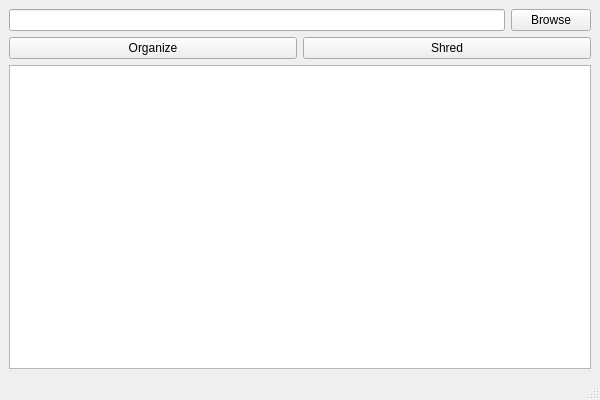
First picture: the form in Clarifile/mainwindow.ui, repository BiLJX/clarifile, before the edit.
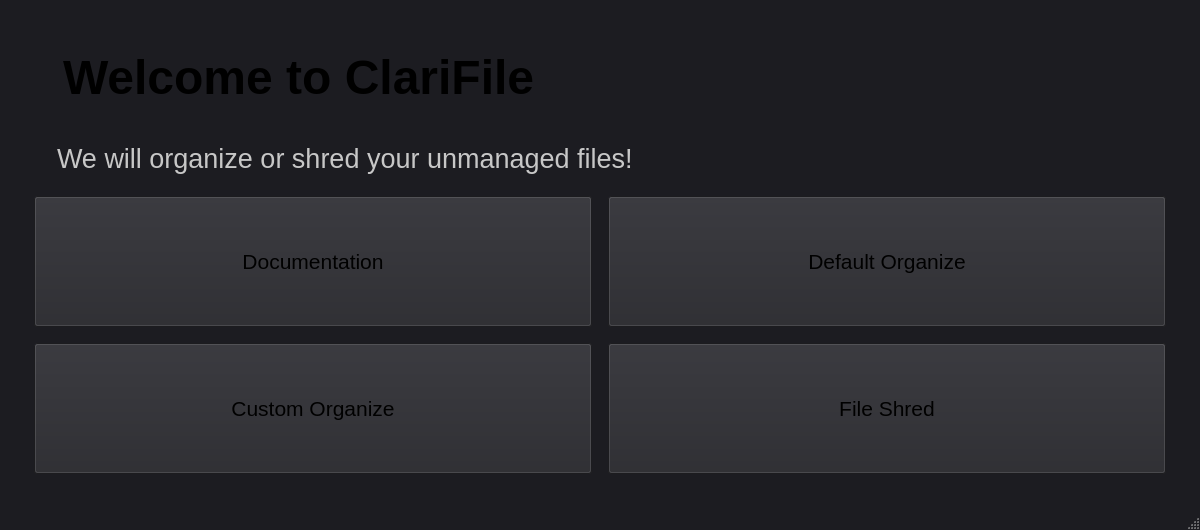
Second picture: the form after the edit.

Patch:
```diff
--- a/Clarifile/mainwindow.ui
+++ b/Clarifile/mainwindow.ui
@@ -3,38 +3,221 @@
  <class>MainWindow</class>
  <widget class="QMainWindow" name="MainWindow">
   <property name="geometry">
-   <rect><x>0</x><y>0</y><width>600</width><height>400</height></rect>
+   <rect>
+    <x>0</x>
+    <y>0</y>
+    <width>1200</width>
+    <height>530</height>
+   </rect>
+  </property>
+  <property name="sizePolicy">
+   <sizepolicy hsizetype="Preferred" vsizetype="Preferred">
+    <horstretch>1</horstretch>
+    <verstretch>1</verstretch>
+   </sizepolicy>
+  </property>
+  <property name="styleSheet">
+   <string notr="true">QMainWindow {
+	background-color: rgb(28, 28, 33)
+}</string>
   </property>
   <widget class="QWidget" name="centralwidget">
-   <layout class="QVBoxLayout" name="verticalLayout">
+   <property name="sizePolicy">
+    <sizepolicy hsizetype="Expanding" vsizetype="Expanding">
+     <horstretch>0</horstretch>
+     <verstretch>0</verstretch>
+    </sizepolicy>
+   </property>
+   <property name="styleSheet">
+    <string notr="true">padding: 16px</string>
+   </property>
+   <layout class="QHBoxLayout" name="horizontalLayout">
     <item>
-     <layout class="QHBoxLayout" name="topLayout">
-      <item>
-       <widget class="QLineEdit" name="lineEdit"/>
-      </item>
-      <item>
-       <widget class="QPushButton" name="browseButton">
-        <property name="text"><string>Browse</string></property>
-       </widget>
-      </item>
-     </layout>
-    </item>
-    <item>
-     <layout class="QHBoxLayout" name="middleLayout">
-      <item>
-       <widget class="QPushButton" name="organizeButton">
-        <property name="text"><string>Organize</string></property>
-       </widget>
-      </item>
-      <item>
-       <widget class="QPushButton" name="shredButton">
-        <property name="text"><string>Shred</string></property>
-       </widget>
-      </item>
-     </layout>
-    </item>
-    <item>
-     <widget class="QListWidget" name="listWidget"/>
+     <widget class="QStackedWidget" name="stackedWidget">
+      <property name="sizePolicy">
+       <sizepolicy hsizetype="Expanding" vsizetype="Expanding">
+        <horstretch>0</horstretch>
+        <verstretch>0</verstretch>
+       </sizepolicy>
+      </property>
+      <widget class="QWidget" name="page">
+       <property name="sizePolicy">
+        <sizepolicy hsizetype="Expanding" vsizetype="Expanding">
+         <horstretch>0</horstretch>
+         <verstretch>0</verstretch>
+        </sizepolicy>
+       </property>
+       <layout class="QVBoxLayout" name="verticalLayout_3">
+        <item>
+         <layout class="QVBoxLayout" name="verticalLayout">
+          <item>
+           <layout class="QVBoxLayout" name="verticalLayout_2">
+            <item>
+             <widget class="QLabel" name="label">
+              <property name="font">
+               <font>
+                <pointsize>36</pointsize>
+                <bold>true</bold>
+               </font>
+              </property>
+              <property name="text">
+               <string>Welcome to ClariFile</string>
+              </property>
+              <property name="alignment">
+               <set>Qt::AlignmentFlag::AlignLeading|Qt::AlignmentFlag::AlignLeft|Qt::AlignmentFlag::AlignVCenter</set>
+              </property>
+             </widget>
+            </item>
+            <item>
+             <widget class="QLabel" name="label_2">
+              <property name="font">
+               <font>
+                <pointsize>20</pointsize>
+               </font>
+              </property>
+              <property name="styleSheet">
+               <string notr="true">color: rgb(199, 199, 199)</string>
+              </property>
+              <property name="text">
+               <string>We will organize or shred your unmanaged files!</string>
+              </property>
+              <property name="alignment">
+               <set>Qt::AlignmentFlag::AlignLeading|Qt::AlignmentFlag::AlignLeft|Qt::AlignmentFlag::AlignVCenter</set>
+              </property>
+             </widget>
+            </item>
+           </layout>
+          </item>
+          <item>
+           <layout class="QGridLayout" name="gridLayout">
+            <item row="0" column="2">
+             <widget class="QPushButton" name="navDefaultOrganize">
+              <property name="sizePolicy">
+               <sizepolicy hsizetype="Minimum" vsizetype="Expanding">
+                <horstretch>0</horstretch>
+                <verstretch>0</verstretch>
+               </sizepolicy>
+              </property>
+              <property name="font">
+               <font>
+                <pointsize>16</pointsize>
+                <fontweight>Medium</fontweight>
+               </font>
+              </property>
+              <property name="styleSheet">
+               <string notr="true">background-color: #27272C</string>
+              </property>
+              <property name="text">
+               <string>Default Organize</string>
+              </property>
+             </widget>
+            </item>
+            <item row="1" column="0">
+             <spacer name="verticalSpacer">
+              <property name="orientation">
+               <enum>Qt::Orientation::Vertical</enum>
+              </property>
+              <property name="sizeType">
+               <enum>QSizePolicy::Policy::Preferred</enum>
+              </property>
+              <property name="sizeHint" stdset="0">
+               <size>
+                <width>20</width>
+                <height>10</height>
+               </size>
+              </property>
+             </spacer>
+            </item>
+            <item row="0" column="0">
+             <widget class="QPushButton" name="Documentation">
+              <property name="sizePolicy">
+               <sizepolicy hsizetype="Minimum" vsizetype="Expanding">
+                <horstretch>0</horstretch>
+                <verstretch>0</verstretch>
+               </sizepolicy>
+              </property>
+              <property name="font">
+               <font>
+                <pointsize>16</pointsize>
+                <fontweight>Medium</fontweight>
+               </font>
+              </property>
+              <property name="styleSheet">
+               <string notr="true">background-color: #27272C</string>
+              </property>
+              <property name="text">
+               <string>Documentation</string>
+              </property>
+             </widget>
+            </item>
+            <item row="2" column="0">
+             <widget class="QPushButton" name="navCustom">
+              <property name="sizePolicy">
+               <sizepolicy hsizetype="Minimum" vsizetype="Expanding">
+                <horstretch>0</horstretch>
+                <verstretch>0</verstretch>
+               </sizepolicy>
+              </property>
+              <property name="font">
+               <font>
+                <pointsize>16</pointsize>
+                <fontweight>Medium</fontweight>
+               </font>
+              </property>
+              <property name="styleSheet">
+               <string notr="true">background-color: #27272C</string>
+              </property>
+              <property name="text">
+               <string>Custom Organize</string>
+              </property>
+             </widget>
+            </item>
+            <item row="2" column="2">
+             <widget class="QPushButton" name="navShred">
+              <property name="sizePolicy">
+               <sizepolicy hsizetype="Minimum" vsizetype="Expanding">
+                <horstretch>0</horstretch>
+                <verstretch>0</verstretch>
+               </sizepolicy>
+              </property>
+              <property name="font">
+               <font>
+                <pointsize>16</pointsize>
+                <fontweight>Medium</fontweight>
+               </font>
+              </property>
+              <property name="styleSheet">
+               <string notr="true">background-color: #27272C</string>
+              </property>
+              <property name="text">
+               <string>File Shred</string>
+              </property>
+             </widget>
+            </item>
+            <item row="0" column="1">
+             <spacer name="horizontalSpacer">
+              <property name="orientation">
+               <enum>Qt::Orientation::Horizontal</enum>
+              </property>
+              <property name="sizeType">
+               <enum>QSizePolicy::Policy::Fixed</enum>
+              </property>
+              <property name="sizeHint" stdset="0">
+               <size>
+                <width>10</width>
+                <height>20</height>
+               </size>
+              </property>
+             </spacer>
+            </item>
+           </layout>
+          </item>
+         </layout>
+        </item>
+       </layout>
+      </widget>
+      <widget class="QWidget" name="page_2"/>
+     </widget>
     </item>
    </layout>
   </widget>
```
Left out of the diff: 11 changed lines with no effect on the pictures.
